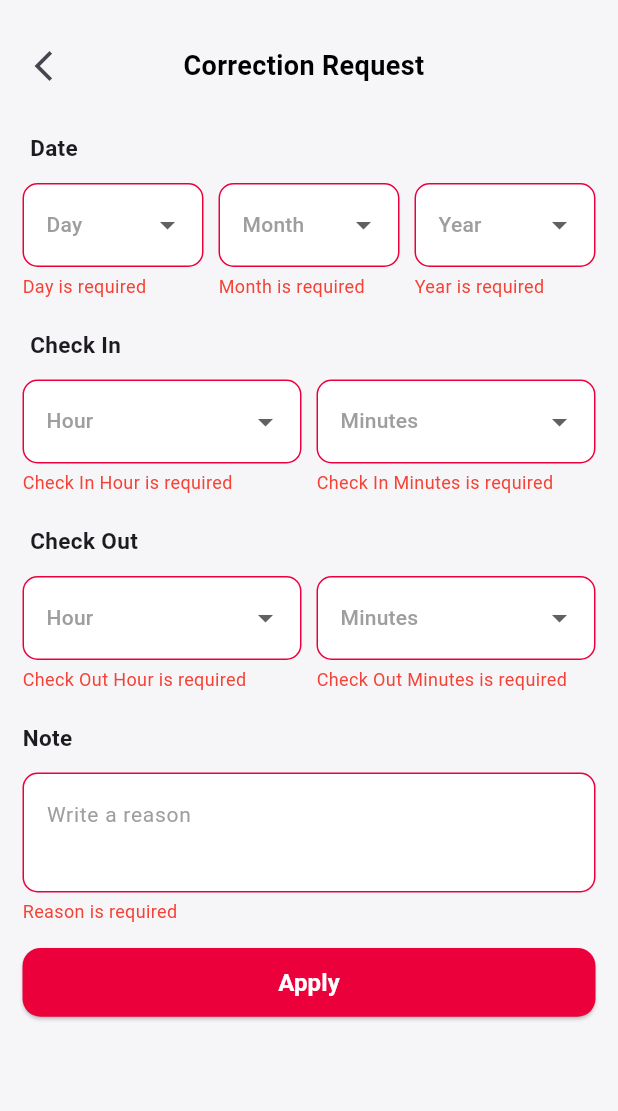
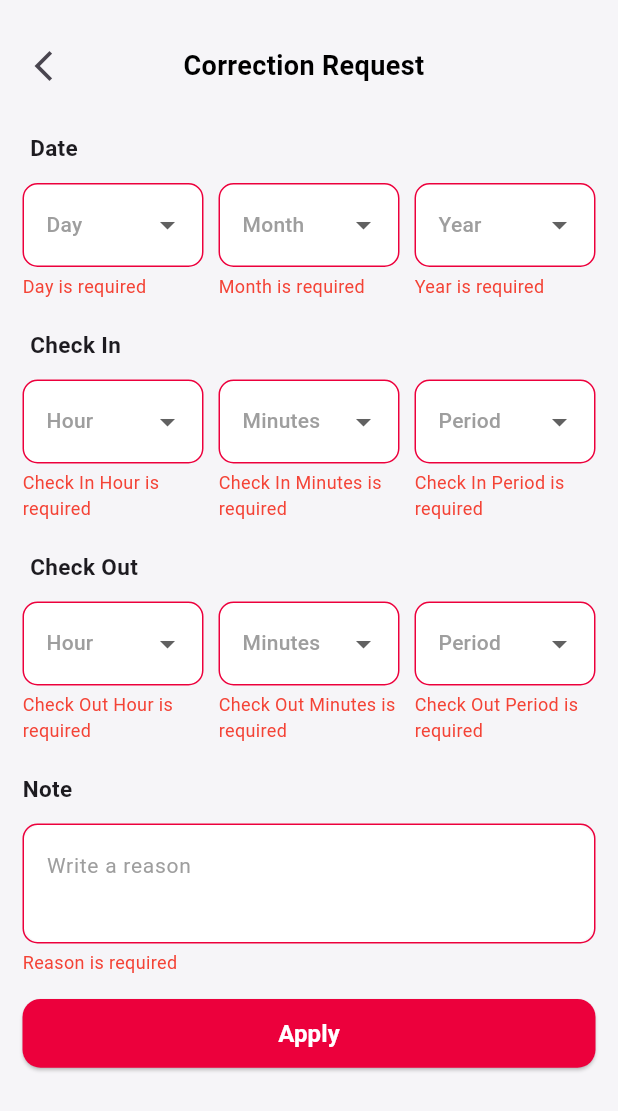
Before and after one commit to kashan8abbas/Codex-Clock, a Flutter app: the CorrectionRequestScreen screen opened directly, after a tap on "Apply", on a phone screen of 412 x 824 dp. Shown: the top 1111 px of the screen. Run offline on Flutter 3.47's test engine with Material 3 defaults, Android fonts, the phone set to English and light mode, and no system bars; our stand-ins replace camera, cloud_firestore, connectivity_plus, firebase_auth, firebase_core, firebase_storage and 8 more; missing offline and left inert: android_intent_plus, network_info_plus, qr_code_scanner; accounts and stored records are empty.

Commit message:
SignUp Update

```diff
--- a/lib/Services/auth_service.dart
+++ b/lib/Services/auth_service.dart
@@ -98,7 +98,6 @@ class AuthService {
     required File imageFile,
   }) async {
     try {
-      // 1. Create user with email and password
       UserCredential userCredential = await FirebaseAuth.instance.createUserWithEmailAndPassword(
         email: email,
         password: password,
@@ -123,7 +122,7 @@ class AuthService {
         'dateOfJoining': dateOfJoining,
         'profilePic': imageUrl ?? '',
         'createdAt': FieldValue.serverTimestamp(),
-        'status': 'Inactive'
+        'status': 'pending'
       });
     } catch (e) {
       // Handle errors appropriately
--- a/lib/ViewModels/CorrectionRequestViewModel.dart
+++ b/lib/ViewModels/CorrectionRequestViewModel.dart
@@ -2,8 +2,8 @@ import 'package:flutter/material.dart';
 
 class CorrectionRequestViewModel extends ChangeNotifier {
   String? selectedDay, selectedMonth, selectedYear;
-  String? selectedCheckInHour, selectedCheckInMint;
-  String? selectedCheckOutHour, selectedCheckOutMint;
+  String? selectedCheckInHour, selectedCheckInMint, selectedCheckInPeriod;
+  String? selectedCheckOutHour, selectedCheckOutMint, selectedCheckOutPeriod;
   String _note = "";
 
   String get note => _note;
@@ -13,8 +13,10 @@ class CorrectionRequestViewModel extends ChangeNotifier {
   String? yearError;
   String? selectedCheckInHourError;
   String? selectedCheckInMintError;
+  String? selectedCheckInPeriodError;
   String? selectedCheckOutHourError;
   String? selectedCheckOutMintError;
+  String? selectedCheckOutPeriodError;
   String? noteError;
 
   bool validateForm() {
@@ -70,6 +72,20 @@ class CorrectionRequestViewModel extends ChangeNotifier {
       selectedCheckOutMintError = null;
     }
 
+    if (selectedCheckInPeriod == null) {
+      selectedCheckInPeriodError = "Check In Period is required";
+      isValid = false;
+    } else {
+      selectedCheckInPeriodError = null;
+    }
+
+    if (selectedCheckOutPeriod == null) {
+      selectedCheckOutPeriodError = "Check Out Period is required";
+      isValid = false;
+    } else {
+      selectedCheckOutPeriodError = null;
+    }
+
     if (note.isEmpty) {
       noteError = "Reason is required";
       isValid = false;
@@ -89,15 +105,17 @@ class CorrectionRequestViewModel extends ChangeNotifier {
     notifyListeners();
   }
 
-  void setCheckInTime(String hour, String mint) {
+  void setCheckInTime(String hour, String mint, String period) {
     selectedCheckInHour = hour;
     selectedCheckInMint = mint;
+    selectedCheckInPeriod = period;
     notifyListeners();
   }
 
-  void setCheckOutTime(String hour, String mint) {
+  void setCheckOutTime(String hour, String mint, String period) {
     selectedCheckOutHour = hour;
     selectedCheckOutMint = mint;
+    selectedCheckOutPeriod = period;
     notifyListeners();
   }
 
--- a/lib/Views/Screens/AdditionalScreens/CorrectionRequestScreen.dart
+++ b/lib/Views/Screens/AdditionalScreens/CorrectionRequestScreen.dart
@@ -148,6 +148,7 @@ class _CorrectionRequestScreenState extends State<CorrectionRequestScreen> {
                              viewModel.setCheckInTime(
                                value!,
                                viewModel.selectedCheckInMint ?? "",
+                               viewModel.selectedCheckInPeriod ?? "",
                              );
                            },
                            text: Text('Hour', style: TextStyle(color: Colors.grey, fontSize: 14),),
@@ -167,10 +168,28 @@ class _CorrectionRequestScreenState extends State<CorrectionRequestScreen> {
                              viewModel.setCheckInTime(
                                viewModel.selectedCheckInHour ?? "",
                                value!,
+                               viewModel.selectedCheckInPeriod ?? "",
                              );
                            },
                            text: Text('Minutes', style: TextStyle(color: Colors.grey, fontSize: 14),),
                            errorText: viewModel.selectedCheckInMintError,
+                         ),
+                       ),
+                       const SizedBox(width: 10),
+                       Expanded(
+                         child: CustomDropdown(
+                           items: ['AM', 'PM'],
+                           selectedValue: viewModel.selectedCheckInPeriod,
+                           onChanged:
+                               (value) {
+                             viewModel.setCheckInTime(
+                               viewModel.selectedCheckInHour ?? "",
+                               viewModel.selectedCheckInMint ?? "",
+                               value!,
+                             );
+                           },
+                           text: Text('Period', style: TextStyle(color: Colors.grey, fontSize: 14),),
+                           errorText: viewModel.selectedCheckInPeriodError,
                          ),
                        ),
                      ],
@@ -200,6 +219,7 @@ class _CorrectionRequestScreenState extends State<CorrectionRequestScreen> {
                              viewModel.setCheckOutTime(
                                value!,
                                viewModel.selectedCheckOutMint ?? "",
+                               viewModel.selectedCheckOutPeriod ?? "",
                              );
                            },
                            text: Text('Hour', style: TextStyle(color: Colors.grey, fontSize: 14),),
@@ -219,10 +239,28 @@ class _CorrectionRequestScreenState extends State<CorrectionRequestScreen> {
                              viewModel.setCheckOutTime(
                                viewModel.selectedCheckOutHour ?? "",
                                value!,
+                               viewModel.selectedCheckOutPeriod ?? "",
                              );
                            },
                            text: Text('Minutes', style: TextStyle(color: Colors.grey, fontSize: 14),),
                            errorText: viewModel.selectedCheckOutMintError,
+                         ),
+                       ),
+                       const SizedBox(width: 10),
+                       Expanded(
+                         child: CustomDropdown(
+                           items: ['AM', 'PM'],
+                           selectedValue: viewModel.selectedCheckOutPeriod,
+                           onChanged:
+                               (value) {
+                             viewModel.setCheckOutTime(
+                               viewModel.selectedCheckOutHour ?? "",
+                               viewModel.selectedCheckOutMint ?? "",
+                               value!,
+                             );
+                           },
+                           text: Text('Period', style: TextStyle(color: Colors.grey, fontSize: 14),),
+                           errorText: viewModel.selectedCheckOutPeriodError,
                          ),
                        ),
                      ],
@@ -302,10 +340,12 @@ class _CorrectionRequestScreenState extends State<CorrectionRequestScreen> {
                            {
                              'hour': viewModel.selectedCheckInHour,
                              'mints': viewModel.selectedCheckInMint,
+                             'period': viewModel.selectedCheckInPeriod
                            },
                            {
                              'hour': viewModel.selectedCheckOutHour,
                              'mints': viewModel.selectedCheckOutMint,
+                             'period': viewModel.selectedCheckOutPeriod
                            },
                          ).then((_) {
                            loadingViewModel.setLoading(false);
--- a/lib/Views/Screens/AuthScreens/RegisterScreen_2.dart
+++ b/lib/Views/Screens/AuthScreens/RegisterScreen_2.dart
@@ -328,7 +328,7 @@ class Registration2Screen extends StatelessWidget {
                         _userService.fetchCurrentUserData().then((userData) {
                           if(userData != null) {
                             userDataViewModel.updateUserData(
-                                userData["uid"],
+                                userData["Uid"],
                                 userData["firstName"],
                                 userData["lastName"],
                                 userData["cnic"],
--- a/lib/Views/Screens/HomePages/HomeScreen.dart
+++ b/lib/Views/Screens/HomePages/HomeScreen.dart
@@ -80,7 +80,7 @@ class _HomeScreenState extends State<HomeScreen> {
     UserService().fetchCurrentUserData().then((userData) {
       if(userData != null) {
         userDataViewModel.updateUserData(
-            userData["uid"],
+            userData["Uid"],
             userData["firstName"],
             userData["lastName"],
             userData["cnic"],
--- a/lib/main.dart
+++ b/lib/main.dart
@@ -75,7 +75,7 @@ class _MyAppState extends State<MyApp> {
       ],
       child: MaterialApp(
           debugShowCheckedModeBanner: false,
-          home: RandomAttendanceScreen(),
+          home: EmailLoginScreen(),
         theme: ThemeData(
           textSelectionTheme: const TextSelectionThemeData(
 
```
